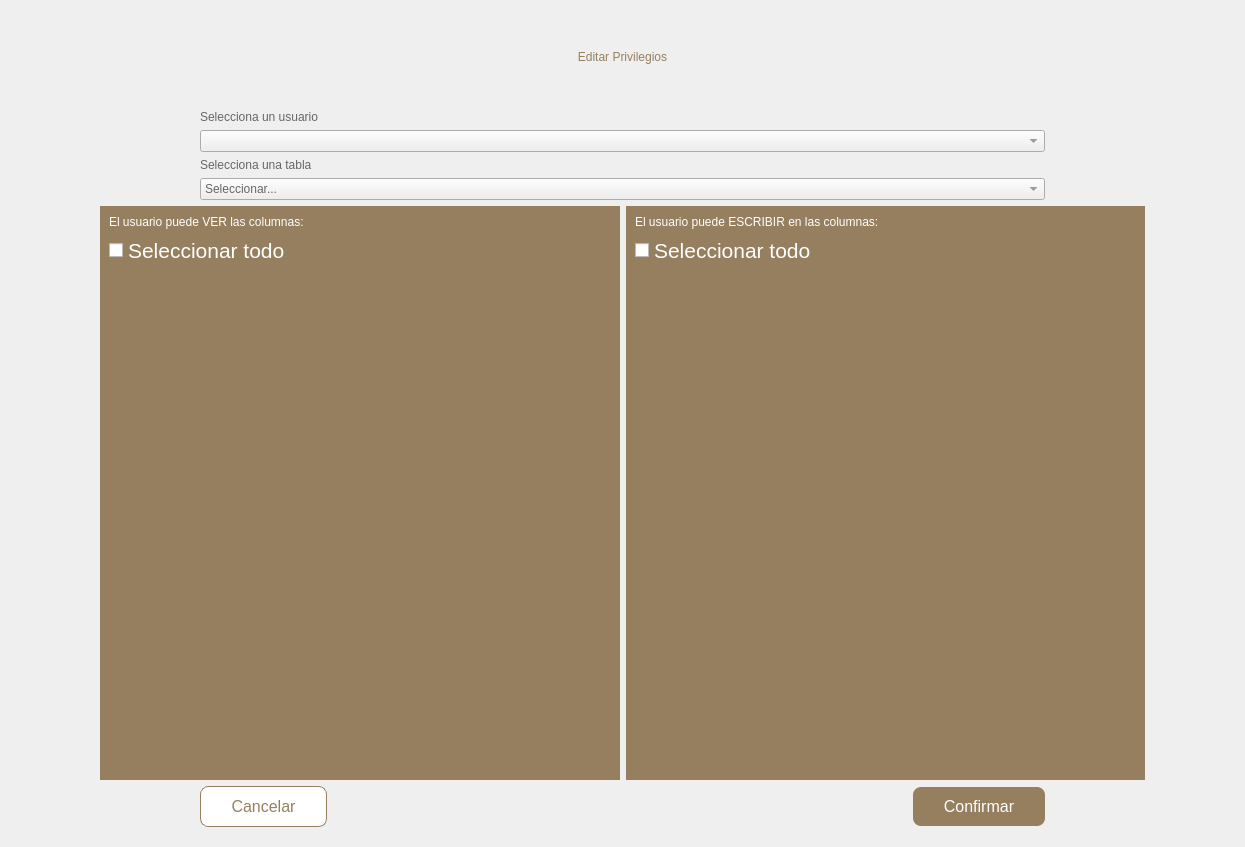
Qt form ui/editar-privilegios.ui (andreadh01/Notarius) before a commit.
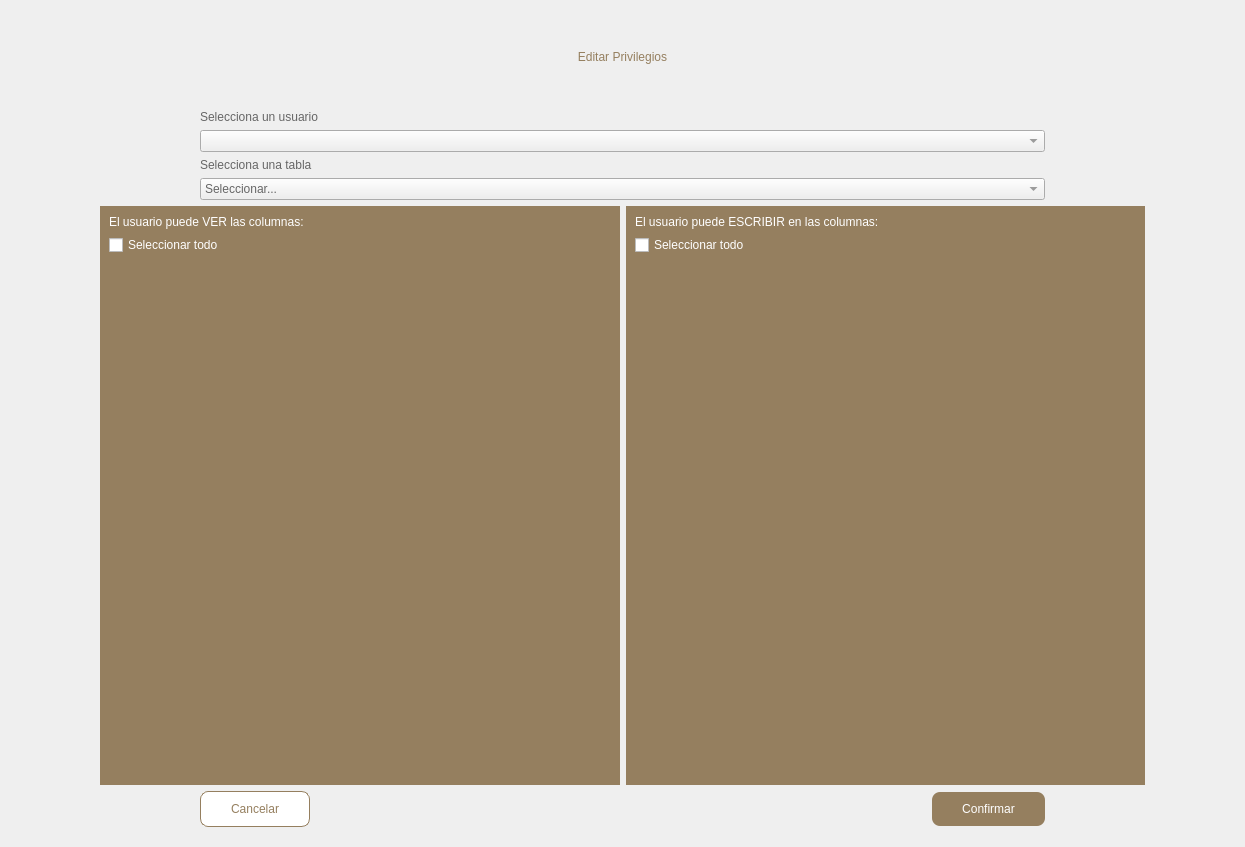
The same form after that commit.

What changed in the file:
```diff
--- a/ui/editar-privilegios.ui
+++ b/ui/editar-privilegios.ui
@@ -72,7 +72,7 @@
 border-radius: 8px;
 background-color: #957F5F;
 color: white;
-font-size: 16px;
+font-size: 12px;
 padding: 10px 30px;
 }
 
@@ -102,7 +102,7 @@
 border: 1px solid #957F5F;
 background-color: white;
 color: #957F5F;
-font-size: 16px;
+font-size: 12px;
 padding: 10px 30px;
 }
 
@@ -240,7 +240,7 @@
          <item>
           <widget class="QCheckBox" name="checkBoxAllVer">
            <property name="styleSheet">
-            <string notr="true">font: 75 16pt;
+            <string notr="true">font: 75 16pt &quot;Segoe UI&quot;;
 color: white;</string>
            </property>
            <property name="text">
@@ -308,7 +308,7 @@
          <item>
           <widget class="QCheckBox" name="checkBoxAllEscribir">
            <property name="styleSheet">
-            <string notr="true">font: 75 16pt;
+            <string notr="true">font: 75 16pt &quot;Segoe UI&quot;;
 color: white;</string>
            </property>
            <property name="text">
```
Left out of the diff: 16 changed lines with no effect on the pictures.
